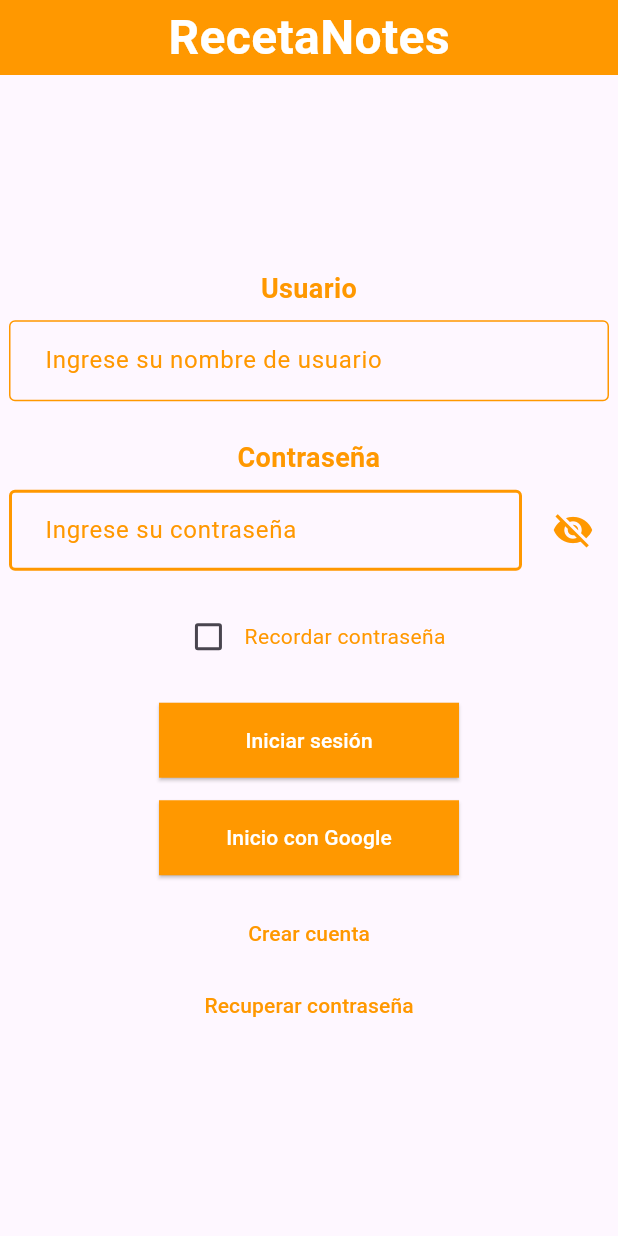
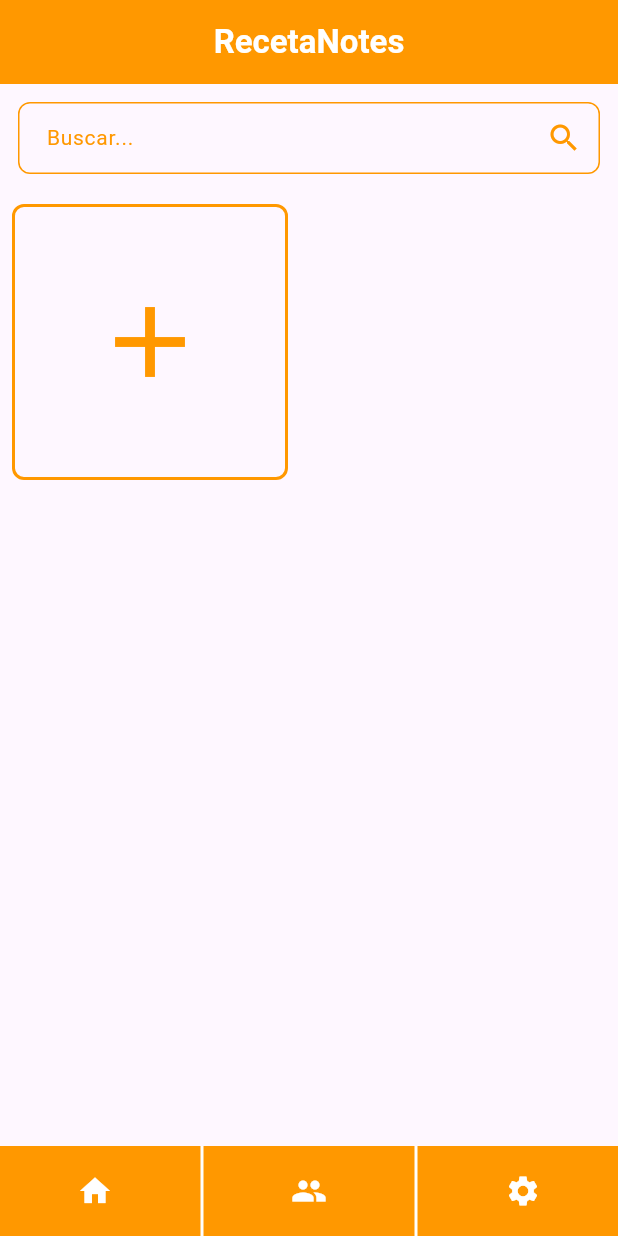
Before and after one commit to kriveros-lab/ResetaNotes, a Flutter app: the screen it shows after launch, after a tap on "Iniciar sesión", on a phone screen of 412 x 824 dp. Run offline on Flutter 3.47's test engine with Material 3 defaults, Android fonts, the phone set to English and light mode, and no system bars.

Commit message:
creacion de la interface home y enlazamiento con el loggin

```diff
--- /dev/null
+++ b/lib/screens/home_page.dart
@@ -0,0 +1,122 @@
+import 'package:flutter/material.dart';
+
+class HomePage extends StatefulWidget {
+  const HomePage({super.key});
+
+  @override
+  State<HomePage> createState() => _HomePageState();
+}
+
+class _HomePageState extends State<HomePage> {
+  final List<Widget> cards = [];
+
+  void addCard() {
+    setState(() {
+      cards.add(buildCard(const Text(
+        "Editar Receta",
+        style: TextStyle(color: Colors.orange, fontSize: 18),
+      )));
+    });
+  }
+
+  // 🔹 Método para construir tarjetas uniformes y grandes
+  Widget buildCard(Widget child) {
+    return Container(
+      margin: const EdgeInsets.all(8),
+      decoration: BoxDecoration(
+        border: Border.all(color: Colors.orange, width: 2),
+        borderRadius: BorderRadius.circular(8),
+      ),
+      height: 200, // 🔹 tamaño más grande
+      width: 200,
+      child: Center(child: child),
+    );
+  }
+
+  @override
+  Widget build(BuildContext context) {
+    return Scaffold(
+      appBar: AppBar(
+        automaticallyImplyLeading: false,
+        backgroundColor: Colors.orange,
+        title: const Text(
+          "RecetaNotes",
+          style: TextStyle(color: Colors.white, fontWeight: FontWeight.bold),
+        ),
+        centerTitle: true,
+      ),
+      body: Column(
+        children: [
+          // Barra de búsqueda más fina
+          Padding(
+            padding: const EdgeInsets.all(12),
+            child: TextField(
+              style: const TextStyle(fontSize: 14), // 🔹 texto más chico
+              decoration: InputDecoration(
+                hintText: "Buscar...",
+                hintStyle: const TextStyle(color: Colors.orange, fontSize: 14),
+                contentPadding: const EdgeInsets.symmetric(
+                  horizontal: 15,
+                  vertical: 6, // 🔹 menos alto → barra más fina
+                ),
+                border: OutlineInputBorder(
+                  borderSide: const BorderSide(color: Colors.orange),
+                  borderRadius: BorderRadius.circular(8),
+                ),
+                enabledBorder: OutlineInputBorder(
+                  borderSide: const BorderSide(color: Colors.orange),
+                  borderRadius: BorderRadius.circular(8),
+                ),
+                focusedBorder: OutlineInputBorder(
+                  borderSide: const BorderSide(color: Colors.orange, width: 2),
+                  borderRadius: BorderRadius.circular(8),
+                ),
+                suffixIcon: const Icon(Icons.search, color: Colors.orange),
+              ),
+            ),
+          ),
+
+          // Tarjetas dinámicas
+          Expanded(
+            child: GridView.builder(
+              gridDelegate: const SliverGridDelegateWithMaxCrossAxisExtent(
+                maxCrossAxisExtent: 220, // 🔹 controla tamaño grande
+                childAspectRatio: 1,
+                crossAxisSpacing: 12,
+                mainAxisSpacing: 12,
+              ),
+              itemCount: 1 + cards.length,
+              itemBuilder: (context, index) {
+                if (index == 0) {
+                  // Tarjeta con símbolo +
+                  return GestureDetector(
+                    onTap: addCard,
+                    child: buildCard(
+                      const Icon(Icons.add, color: Colors.orange, size: 80),
+                    ),
+                  );
+                } else {
+                  return cards[index - 1];
+                }
+              },
+            ),
+          ),
+        ],
+      ),
+      bottomNavigationBar: Container(
+        color: Colors.orange,
+        height: 60,
+        child: Row(
+          mainAxisAlignment: MainAxisAlignment.spaceEvenly,
+          children: const [
+            Expanded(child: Icon(Icons.home, color: Colors.white)),
+            VerticalDivider(color: Colors.white, thickness: 2),
+            Expanded(child: Icon(Icons.group, color: Colors.white)),
+            VerticalDivider(color: Colors.white, thickness: 2),
+            Expanded(child: Icon(Icons.settings, color: Colors.white)),
+          ],
+        ),
+      ),
+    );
+  }
+}
--- a/lib/screens/login_page.dart
+++ b/lib/screens/login_page.dart
@@ -1,5 +1,6 @@
 import 'package:flutter/material.dart';
 import 'widgets.dart'; // HeaderWidget, LabelWidget y CustomButton
+import 'home_page.dart';
 
 class LoginPage extends StatefulWidget {
   const LoginPage({super.key});
@@ -138,25 +139,29 @@ class _LoginPageState extends State<LoginPage> {
                       ],
                     ),
 
-                    const SizedBox(height: 20),
-
-                    // Botón iniciar sesión
                     SizedBox(
                       width: 200,
                       child: ElevatedButton(
                         style: ElevatedButton.styleFrom(
                           backgroundColor: Colors.orange,
                           shape: const RoundedRectangleBorder(
-                              borderRadius: BorderRadius.zero), // rectángulo
+                              borderRadius: BorderRadius.zero),
                           padding: const EdgeInsets.symmetric(vertical: 15),
                         ),
-                        onPressed: () {},
+                        onPressed: () {
+                          // 👉 Navegación al HomePage
+                          Navigator.push(
+                            context,
+                            MaterialPageRoute(builder: (context) => const HomePage()),
+                          );
+                        },
                         child: const Text(
                           "Iniciar sesión",
                           style: TextStyle(color: Colors.white),
                         ),
                       ),
                     ),
+
 
                     const SizedBox(height: 15),
 
```
Also changed, not shown: 1 other file.
